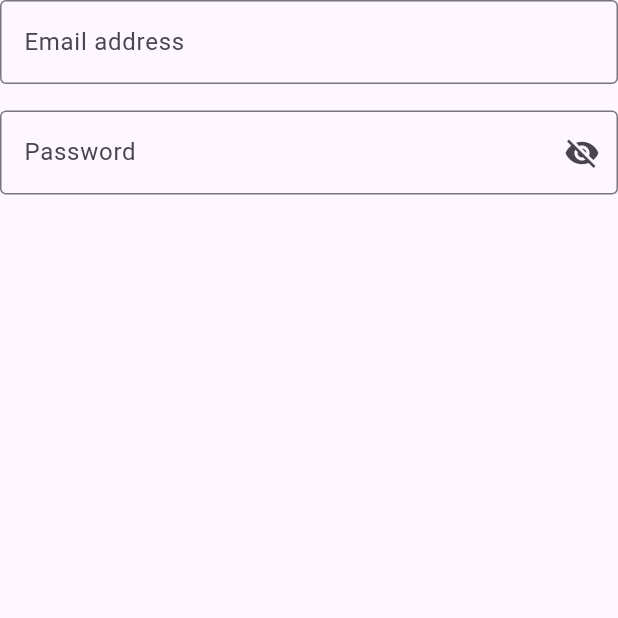
After one commit to amanuelongithub/chattodo, a Flutter app: the LoginPage screen opened directly, on a phone screen of 412 x 824 dp, the top half of it. The commit adds this screen. Run offline on Flutter 3.47's test engine with Material 3 defaults, Android fonts, the light colour scheme and no system bars; our stand-ins replace firebase_core, flutter_screenutil, get; accounts and stored records are empty.

Commit message:
login page

```diff
--- /dev/null
+++ b/lib/controller/auth_controller.dart
@@ -0,0 +1,14 @@
+import 'package:get/get.dart';
+
+class AuthController extends GetxController {
+  final bool isLoading = false;
+  final bool isError = false;
+  final String? errorMsg = null;
+
+  Future<void> login()async {
+   await FirebaseAuth.instance.signInWithEmailAndPassword(
+        email: email!,
+        password: pwd!,
+      );
+  }
+}
--- /dev/null
+++ b/lib/views/auth/login_page.dart
@@ -0,0 +1,98 @@
+import 'package:chattodo_test/constants.dart';
+import 'package:flutter/material.dart';
+import 'package:flutter_screenutil/flutter_screenutil.dart';
+import 'package:get/get.dart';
+
+import '../../controller/auth_controller.dart';
+
+class LoginPage extends StatefulWidget {
+  const LoginPage({super.key});
+
+  @override
+  State<LoginPage> createState() => _LoginPageState();
+}
+
+class _LoginPageState extends State<LoginPage> {
+  String? email;
+  String? pwd;
+  Map<String, String>? user;
+  bool isSaved = false;
+  final _formKey = GlobalKey<FormState>();
+
+  @override
+  Widget build(BuildContext context) {
+    return Scaffold(
+      body: GetBuilder<AuthController>(builder: (auth) {
+        if (auth.isLoading) {
+          return Center(
+              child: CircularProgressIndicator(color: AppConstant.kcPrimary));
+        } else if (auth.isError) {
+          return Center(
+              child: Column(
+            children: [
+              Icon(Icons.error_outline_outlined, size: 120.sp),
+              SizedBox(height: 20.h),
+              Text(auth.errorMsg ?? 'someting went wrong')
+            ],
+          ));
+        } else {
+          return Column(children: [
+            Form(
+              key: _formKey,
+              child: Column(
+                children: [
+                  TextFormField(
+                    decoration: const InputDecoration(
+                      labelText: 'Email address',
+                      border: OutlineInputBorder(),
+                    ),
+                    cursorColor: AppConstant.kcPrimary,
+                    keyboardType: TextInputType.emailAddress,
+                    autofillHints: const [AutofillHints.username],
+                    validator: (value) {
+                      if (value == null || value.isEmpty) {
+                        return 'Email address require';
+                      } else if (!RegExp(
+                              r"[a-z0-9!#$%&'*+/=?^_`{|}~-]+(?:\.[a-z0-9!#$%&'*+/=?^_`{|}~-]+)*@(?:[a-z0-9](?:[a-z0-9-]*[a-z0-9])?\.)+[a-z0-9](?:[a-z0-9-]*[a-z0-9])?")
+                          .hasMatch(value)) {
+                        return 'Email address not valid';
+                      } else {
+                        setState(() {
+                          email = value;
+                        });
+                        return null;
+                      }
+                    },
+                  ),
+                  SizedBox(height: 20.h),
+                  TextFormField(
+                    decoration: const InputDecoration(
+                      labelText: 'Password',
+                      border: OutlineInputBorder(),
+                      suffixIcon: Icon(Icons.visibility_off),
+                    ),
+                    autofillHints: const [AutofillHints.password],
+                    keyboardType: TextInputType.visiblePassword,
+                    cursorColor: AppConstant.kcPrimary,
+                    obscureText: true,
+                    validator: (value) {
+                      if (value == null || value.isEmpty) {
+                        return 'Password is empty';
+                      } else {
+                        setState(() {
+                          pwd = value;
+                        });
+                        return 'Password is empty';
+                      }
+                    },
+                  ),
+                ],
+              ),
+            ),
+            const SizedBox(height: 8),
+          ]);
+        }
+      }),
+    );
+  }
+}
```
Also changed, not shown: lib/main.dart (+14 -6 lines), lib/models/user_model.dart (added, +35 -0 lines).
